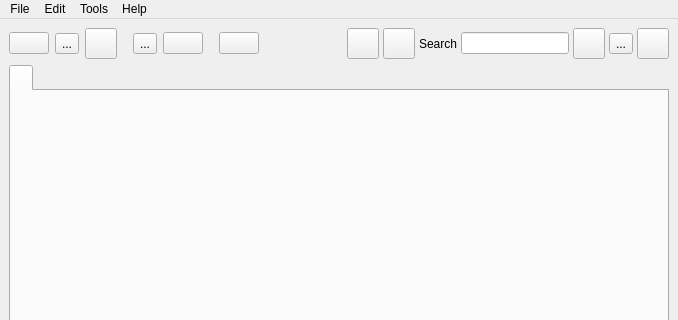
Above: galacteek/ui/galacteek.ui from pinnaculum/galacteek before the change; both pictures show x 0 to 678 and y 0 to 320 of the 678 by 459 pixel window. Below: the same form after it.
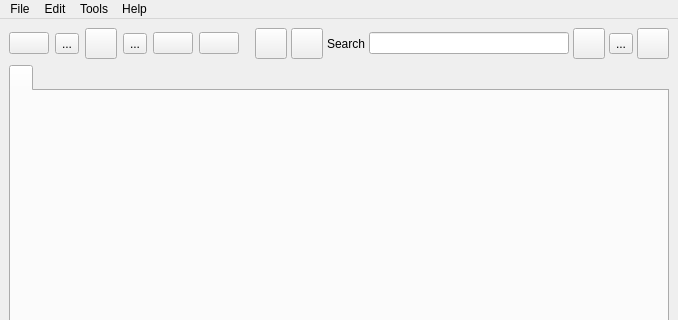
That is the form after the change. Icons and pictures are not drawn.

Diff of the .ui file:
```diff
--- a/galacteek/ui/galacteek.ui
+++ b/galacteek/ui/galacteek.ui
@@ -189,9 +189,12 @@
           <property name="orientation">
            <enum>Qt::Horizontal</enum>
           </property>
+          <property name="sizeType">
+           <enum>QSizePolicy::Maximum</enum>
+          </property>
           <property name="sizeHint" stdset="0">
            <size>
-            <width>40</width>
+            <width>2000</width>
             <height>20</height>
            </size>
           </property>
@@ -282,6 +285,12 @@
           </item>
           <item>
            <widget class="QLineEdit" name="ipfsSearch">
+            <property name="minimumSize">
+             <size>
+              <width>200</width>
+              <height>0</height>
+             </size>
+            </property>
             <property name="maximumSize">
              <size>
               <width>230</width>
```
